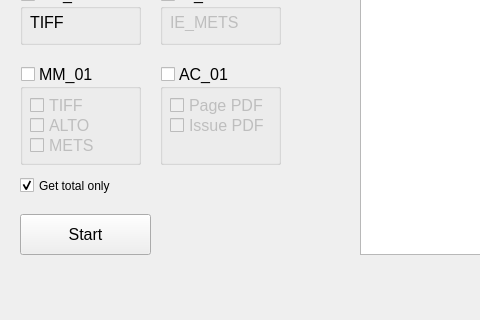
First picture: the form in CoD.ui, repository NLNZDigitalPreservation/paperspast_file_counter, before the edit; both pictures show x 0 to 480 and y 426 to 746 of the 918 by 746 pixel window.
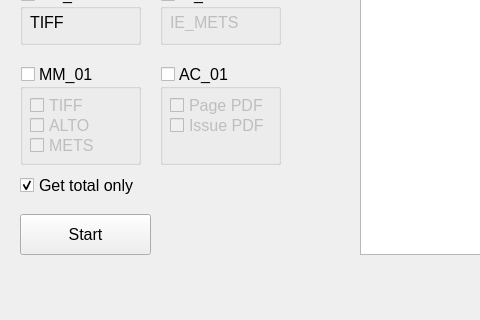
Second picture: the form after the edit.

Commit message: count mm mets

Diff of the .ui file:
```diff
--- a/CoD.ui
+++ b/CoD.ui
@@ -476,6 +476,11 @@
       <height>23</height>
      </rect>
     </property>
+    <property name="font">
+     <font>
+      <pointsize>12</pointsize>
+     </font>
+    </property>
     <property name="text">
      <string>Get total only</string>
     </property>
```
The commit also changes 2 other files.
